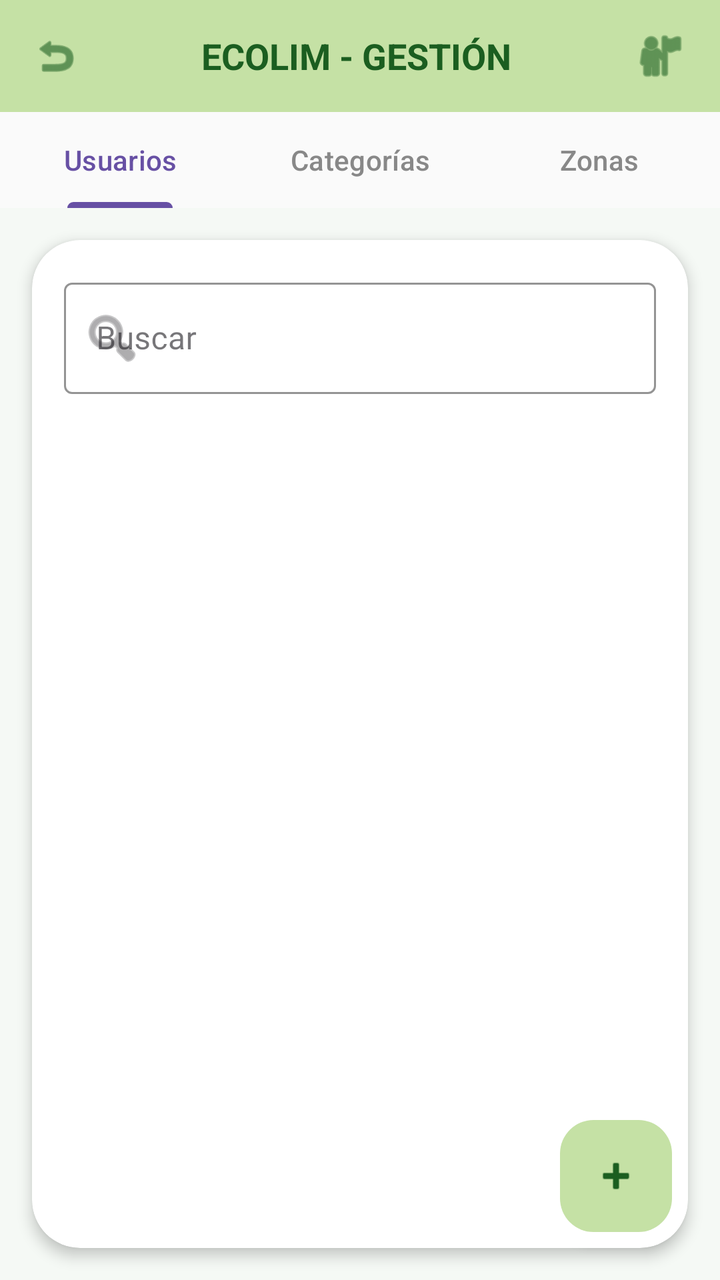
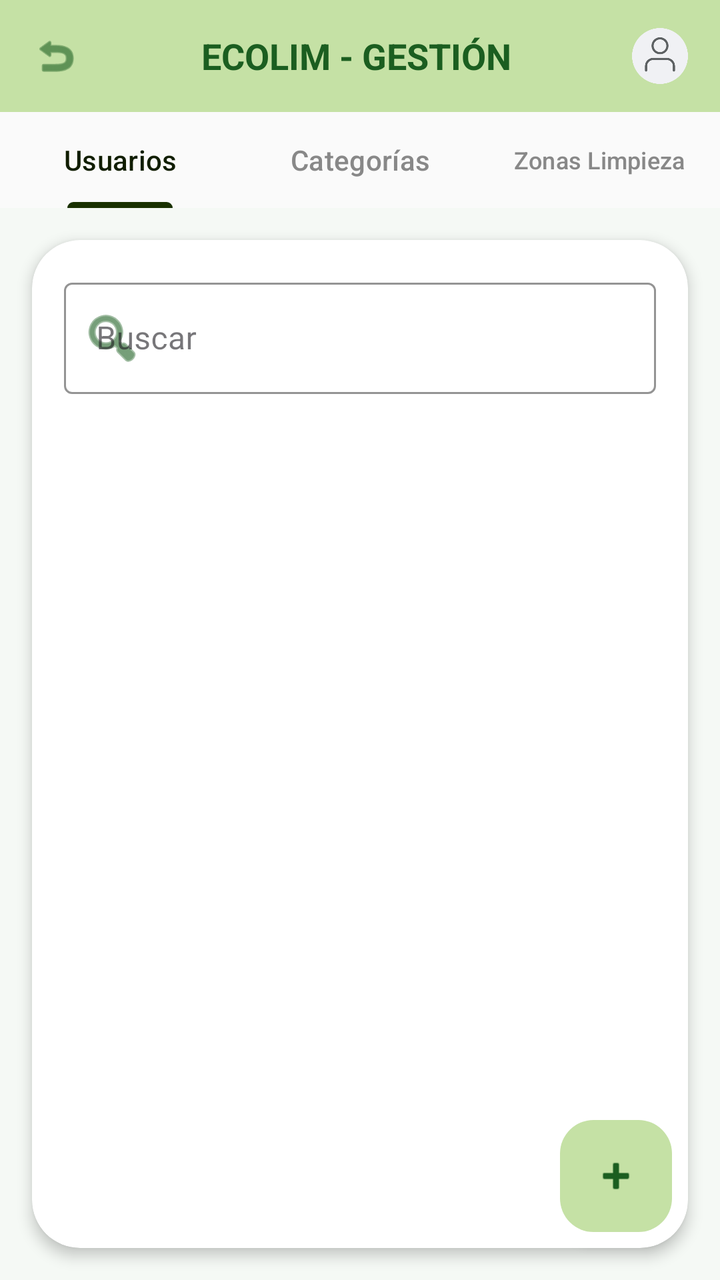

Before-and-after screenshots of an Android layout around one commit, followed by the original layout XML and the change that was made.
<!-- AndroidManifest.xml: application theme Theme.Login -->
<!-- res/layout/activity_gestion_admin.xml -->
<?xml version="1.0" encoding="utf-8"?>
<androidx.constraintlayout.widget.ConstraintLayout
    xmlns:android="http://schemas.android.com/apk/res/android"
    xmlns:app="http://schemas.android.com/apk/res-auto"
    xmlns:tools="http://schemas.android.com/tools"
    android:id="@+id/main"
    android:layout_width="match_parent"
    android:layout_height="match_parent"
    android:background="#F5F9F5">

    <LinearLayout
        android:id="@+id/toolbar"
        android:layout_width="match_parent"
        android:layout_height="56dp"
        android:background="#C5E1A5"
        android:gravity="center_vertical"
        android:orientation="horizontal"
        android:paddingHorizontal="16dp"
        app:layout_constraintTop_toTopOf="parent">

        <ImageView
            android:id="@+id/btnRegresar"
            android:layout_width="24dp"
            android:layout_height="24dp"
            android:src="@android:drawable/ic_menu_revert"
            app:tint="#1B5E20" />

        <TextView
            android:layout_width="0dp"
            android:layout_height="wrap_content"
            android:layout_weight="1"
            android:gravity="center"
            android:text="ECOLIM - GESTIÓN"
            android:textColor="#1B5E20"
            android:textSize="18sp"
            android:textStyle="bold" />

        <ImageView
            android:id="@+id/btnPerfilAdmin"
            android:layout_width="28dp"
            android:layout_height="28dp"
            android:src="@android:drawable/ic_menu_myplaces"
            app:tint="#1B5E20" />
    </LinearLayout>

    <com.google.android.material.tabs.TabLayout
        android:id="@+id/tabLayoutGestion"
        android:layout_width="match_parent"
        android:layout_height="wrap_content"
        android:background="#FAFAFA"
        app:layout_constraintTop_toBottomOf="@id/toolbar"
        app:tabIndicatorColor="#6750A4"
        app:tabSelectedTextColor="#6750A4"
        app:tabTextColor="#888888">

        <com.google.android.material.tabs.TabItem
            android:layout_width="wrap_content"
            android:layout_height="wrap_content"
            android:text="Usuarios" />

        <com.google.android.material.tabs.TabItem
            android:layout_width="wrap_content"
            android:layout_height="wrap_content"
            android:text="Categorías" />

        <com.google.android.material.tabs.TabItem
            android:layout_width="wrap_content"
            android:layout_height="wrap_content"
            android:text="Zonas" />
    </com.google.android.material.tabs.TabLayout>

    <androidx.cardview.widget.CardView
        android:layout_width="match_parent"
        android:layout_height="0dp"
        android:layout_margin="16dp"
        app:cardCornerRadius="24dp"
        app:cardElevation="4dp"
        app:layout_constraintBottom_toBottomOf="parent"
        app:layout_constraintTop_toBottomOf="@id/tabLayoutGestion">

        <LinearLayout
            android:layout_width="match_parent"
            android:layout_height="match_parent"
            android:orientation="vertical"
            android:padding="16dp">

            <com.google.android.material.textfield.TextInputLayout
                style="@style/Widget.MaterialComponents.TextInputLayout.OutlinedBox"
                android:layout_width="match_parent"
                android:layout_height="wrap_content"
                android:layout_marginBottom="16dp"
                android:hint="Buscar"
                app:boxStrokeColor="#6A4E9F"
                app:startIconDrawable="@android:drawable/ic_menu_search">

                <com.google.android.material.textfield.TextInputEditText
                    android:id="@+id/etBuscadorGestion"
                    android:layout_width="match_parent"
                    android:layout_height="wrap_content"
                    android:inputType="text" />
            </com.google.android.material.textfield.TextInputLayout>

            <androidx.recyclerview.widget.RecyclerView
                android:id="@+id/listaGestion"
                android:layout_width="match_parent"
                android:layout_height="match_parent"
                app:layoutManager="androidx.recyclerview.widget.LinearLayoutManager"
                tools:listitem="@android:layout/simple_list_item_1" />

        </LinearLayout>
    </androidx.cardview.widget.CardView>

    <com.google.android.material.floatingactionbutton.FloatingActionButton
        android:id="@+id/btnAgregarGestion"
        android:layout_width="wrap_content"
        android:layout_height="wrap_content"
        android:layout_marginEnd="24dp"
        android:layout_marginBottom="24dp"
        android:src="@android:drawable/ic_input_add"
        app:backgroundTint="#C5E1A5"
        app:elevation="4dp"
        app:layout_constraintBottom_toBottomOf="parent"
        app:layout_constraintEnd_toEndOf="parent"
        app:shapeAppearanceOverlay="@style/ShapeAppearanceOverlay.Material3.FloatingActionButton"
        app:tint="#1B5E20" />

</androidx.constraintlayout.widget.ConstraintLayout>
<!-- resources referenced by this layout -->
<resources>
  <style name="Theme.Login" parent="Base.Theme.Login" />
  <style name="Base.Theme.Login" parent="Theme.Material3.DayNight.NoActionBar">
          
          
          <item name="colorPrimary">@color/purple_500</item>
          <item name="hintTextColor">@color/hint_color_active</item>
          <item name="android:textColorHint">@color/hint_color_default</item>
      </style>
  <color name="purple_500">#673AB7</color>
  <color name="hint_color_active">#1B5E20</color>
  <color name="hint_color_default">#808080</color>
</resources>

<!-- the commit's change to res/layout/activity_gestion_admin.xml (unified diff, before → after) -->
@@ -36,11 +36,11 @@
             android:textStyle="bold" />
 
         <ImageView
-            android:id="@+id/btnPerfilAdmin"
+            android:id="@+id/btnPerfil"
             android:layout_width="28dp"
             android:layout_height="28dp"
-            android:src="@android:drawable/ic_menu_myplaces"
-            app:tint="#1B5E20" />
+            app:srcCompat="@drawable/profile" />
+
     </LinearLayout>
 
     <com.google.android.material.tabs.TabLayout
@@ -49,8 +49,8 @@
         android:layout_height="wrap_content"
         android:background="#FAFAFA"
         app:layout_constraintTop_toBottomOf="@id/toolbar"
-        app:tabIndicatorColor="#6750A4"
-        app:tabSelectedTextColor="#6750A4"
+        app:tabIndicatorColor="#1A3100"
+        app:tabSelectedTextColor="#101D00"
         app:tabTextColor="#888888">
 
         <com.google.android.material.tabs.TabItem
@@ -66,7 +66,7 @@
         <com.google.android.material.tabs.TabItem
             android:layout_width="wrap_content"
             android:layout_height="wrap_content"
-            android:text="Zonas" />
+            android:text="Zonas Limpieza" />
     </com.google.android.material.tabs.TabLayout>
 
     <androidx.cardview.widget.CardView
@@ -90,8 +90,10 @@
                 android:layout_height="wrap_content"
                 android:layout_marginBottom="16dp"
                 android:hint="Buscar"
-                app:boxStrokeColor="#6A4E9F"
-                app:startIconDrawable="@android:drawable/ic_menu_search">
+                app:boxStrokeColor="#c5e1a5"
+                app:hintTextColor="@color/hint_color_active"
+                app:startIconDrawable="@android:drawable/ic_menu_search"
+                app:startIconTint="@color/hint_color_active">
 
                 <com.google.android.material.textfield.TextInputEditText
                     android:id="@+id/etBuscadorGestion"
@@ -105,8 +107,7 @@
                 android:layout_width="match_parent"
                 android:layout_height="match_parent"
                 app:layoutManager="androidx.recyclerview.widget.LinearLayoutManager"
-                tools:listitem="@android:layout/simple_list_item_1" />
-
+                tools:listitem="@layout/item_gestion" />
         </LinearLayout>
     </androidx.cardview.widget.CardView>
 
@@ -125,3 +126,43 @@
         app:tint="#1B5E20" />
 
 </androidx.constraintlayout.widget.ConstraintLayout>
+<!-- res/layout/item_gestion.xml (included above) -->
+<?xml version="1.0" encoding="utf-8"?>
+
+<LinearLayout xmlns:android="http://schemas.android.com/apk/res/android"
+    xmlns:app="http://schemas.android.com/apk/res-auto"
+    android:layout_width="match_parent"
+    android:layout_height="wrap_content"
+    android:orientation="vertical">
+
+    <LinearLayout
+        android:layout_width="match_parent"
+        android:layout_height="wrap_content"
+        android:background="#d1e8d1"
+        android:gravity="center_vertical"
+        android:orientation="horizontal"
+        android:padding="16dp">
+
+        <TextView
+            android:id="@+id/tvTextoItem"
+            android:layout_width="0dp"
+            android:layout_height="wrap_content"
+            android:layout_weight="1"
+            android:text="Juan Torres - 70987651"
+            android:textColor="#333333"
+            android:textSize="14sp" />
+
+        <ImageView
+            android:id="@+id/btnEditarItem"
+            android:layout_width="24dp"
+            android:layout_height="24dp"
+            android:src="@android:drawable/ic_menu_edit"
+            app:tint="#333333" />
+    </LinearLayout>
+
+    <View
+        android:layout_width="match_parent"
+        android:layout_height="1dp"
+        android:background="#E0E0E0" />
+
+</LinearLayout>
<!-- resource entries referenced after the edit -->
@@ -1,5 +1,7 @@
 <!-- resources referenced by this layout -->
 <resources>
+  <color name="hint_color_active">#1B5E20</color>
+  <!-- drawable profile: png bitmap (drawable, 10764 bytes) -->
   <style name="Theme.Login" parent="Base.Theme.Login" />
   <style name="Base.Theme.Login" parent="Theme.Material3.DayNight.NoActionBar">
           
@@ -9,7 +11,6 @@
           <item name="android:textColorHint">@color/hint_color_default</item>
       </style>
   <color name="purple_500">#673AB7</color>
-  <color name="hint_color_active">#1B5E20</color>
   <color name="hint_color_default">#808080</color>
 </resources>
 
